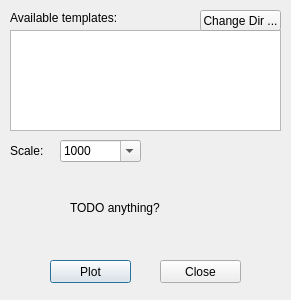
Above: batch_plotting.ui from zsiki/ls before the change. Below: the same form after it.
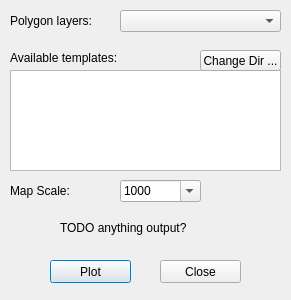
That is the form after the change.

Commit message: add polygon layer selection to batch_plotting dialog

The edit to the form file:
```diff
--- a/batch_plotting.ui
+++ b/batch_plotting.ui
@@ -17,7 +17,7 @@
    <property name="geometry">
     <rect>
      <x>10</x>
-     <y>30</y>
+     <y>70</y>
      <width>271</width>
      <height>101</height>
     </rect>
@@ -27,7 +27,7 @@
    <property name="geometry">
     <rect>
      <x>10</x>
-     <y>10</y>
+     <y>50</y>
      <width>111</width>
      <height>16</height>
     </rect>
@@ -78,20 +78,20 @@
    <property name="geometry">
     <rect>
      <x>10</x>
-     <y>140</y>
-     <width>51</width>
+     <y>180</y>
+     <width>111</width>
      <height>21</height>
     </rect>
    </property>
    <property name="text">
-    <string>Scale:</string>
+    <string>Map Scale:</string>
    </property>
   </widget>
   <widget class="QComboBox" name="ScaleCombo">
    <property name="geometry">
     <rect>
-     <x>60</x>
-     <y>140</y>
+     <x>120</x>
+     <y>180</y>
      <width>81</width>
      <height>22</height>
     </rect>
@@ -170,7 +170,7 @@
    <property name="geometry">
     <rect>
      <x>200</x>
-     <y>10</y>
+     <y>50</y>
      <width>81</width>
      <height>21</height>
     </rect>
@@ -188,14 +188,46 @@
   <widget class="QLabel" name="TODOLabel">
    <property name="geometry">
     <rect>
-     <x>70</x>
-     <y>200</y>
-     <width>111</width>
+     <x>60</x>
+     <y>220</y>
+     <width>151</width>
      <height>16</height>
     </rect>
    </property>
    <property name="text">
-    <string>TODO anything?</string>
+    <string>TODO anything output?</string>
+   </property>
+  </widget>
+  <widget class="QLabel" name="LayersLabel">
+   <property name="geometry">
+    <rect>
+     <x>10</x>
+     <y>10</y>
+     <width>111</width>
+     <height>21</height>
+    </rect>
+   </property>
+   <property name="text">
+    <string>Polygon layers:</string>
+   </property>
+  </widget>
+  <widget class="QComboBox" name="LayersComboBox">
+   <property name="geometry">
+    <rect>
+     <x>120</x>
+     <y>10</y>
+     <width>161</width>
+     <height>22</height>
+    </rect>
+   </property>
+   <property name="inputMethodHints">
+    <set>Qt::ImhDigitsOnly</set>
+   </property>
+   <property name="editable">
+    <bool>false</bool>
+   </property>
+   <property name="currentIndex">
+    <number>-1</number>
    </property>
   </widget>
  </widget>
```
Left out of the diff: 2 changed lines with no effect on the pictures. The commit also changes 1 other file.
